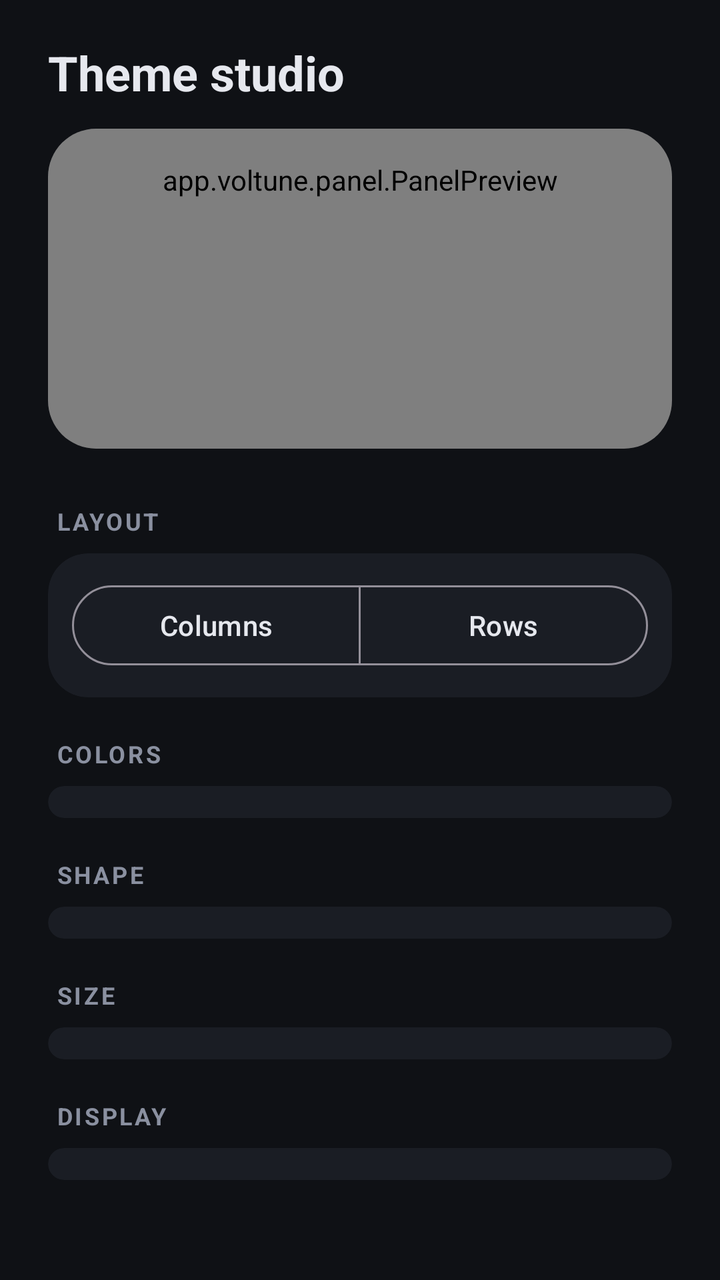
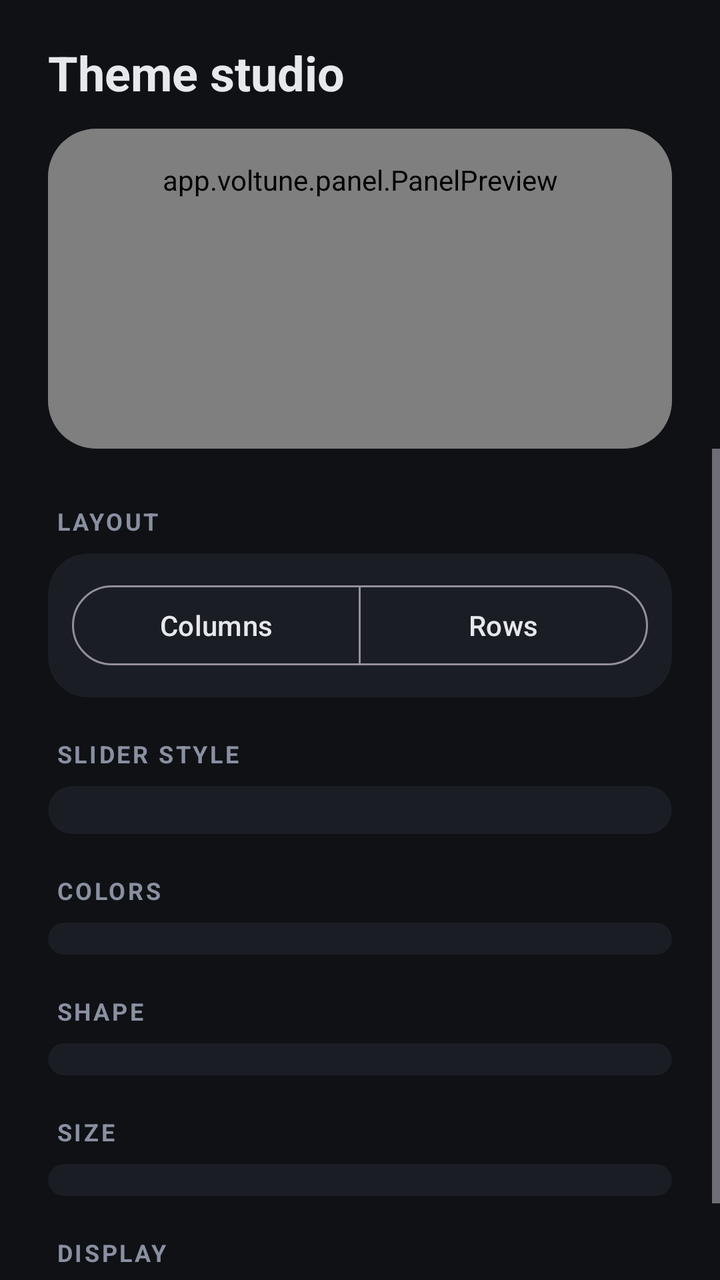

Screens rendered from an Android XML layout before and after an edit, with the pre-edit source and the edit as a unified diff.
<!-- AndroidManifest.xml: application theme Theme.Voltune -->
<!-- res/layout/activity_theme_studio.xml -->
<?xml version="1.0" encoding="utf-8"?>
<LinearLayout xmlns:android="http://schemas.android.com/apk/res/android"
    xmlns:app="http://schemas.android.com/apk/res-auto"
    android:id="@+id/root"
    android:layout_width="match_parent"
    android:layout_height="match_parent"
    android:orientation="vertical">

    <LinearLayout
        android:layout_width="match_parent"
        android:layout_height="wrap_content"
        android:orientation="vertical"
        android:paddingStart="24dp"
        android:paddingTop="20dp"
        android:paddingEnd="24dp">

        <TextView
            android:layout_width="wrap_content"
            android:layout_height="wrap_content"
            android:text="@string/section_theme"
            android:textColor="@color/vt_text"
            android:textSize="24sp"
            android:textStyle="bold" />

        <com.google.android.material.card.MaterialCardView
            android:layout_width="match_parent"
            android:layout_height="wrap_content"
            android:layout_marginTop="12dp"
            app:cardBackgroundColor="@color/vt_surface"
            app:cardCornerRadius="24dp"
            app:strokeWidth="0dp">

            <app.voltune.panel.PanelPreview
                android:id="@+id/preview"
                android:layout_width="match_parent"
                android:layout_height="wrap_content"
                android:minHeight="160dp"
                android:padding="16dp" />

        </com.google.android.material.card.MaterialCardView>
    </LinearLayout>

    <ScrollView
        android:layout_width="match_parent"
        android:layout_height="0dp"
        android:layout_weight="1"
        android:clipToPadding="false">

        <LinearLayout
            android:layout_width="match_parent"
            android:layout_height="wrap_content"
            android:orientation="vertical"
            android:paddingStart="24dp"
            android:paddingTop="8dp"
            android:paddingEnd="24dp"
            android:paddingBottom="24dp">

            <TextView
                style="@style/Voltune.GroupLabel"
                android:text="@string/theme_layout" />

            <com.google.android.material.card.MaterialCardView style="@style/Voltune.GroupCard">

                <com.google.android.material.button.MaterialButtonToggleGroup
                    android:id="@+id/layoutGroup"
                    android:layout_width="match_parent"
                    android:layout_height="wrap_content"
                    android:padding="12dp"
                    app:selectionRequired="true"
                    app:singleSelection="true">

                    <com.google.android.material.button.MaterialButton
                        android:id="@+id/layoutColumns"
                        style="?attr/materialButtonOutlinedStyle"
                        android:layout_width="0dp"
                        android:layout_height="wrap_content"
                        android:layout_weight="1"
                        android:text="@string/layout_columns" />

                    <com.google.android.material.button.MaterialButton
                        android:id="@+id/layoutRows"
                        style="?attr/materialButtonOutlinedStyle"
                        android:layout_width="0dp"
                        android:layout_height="wrap_content"
                        android:layout_weight="1"
                        android:text="@string/layout_rows" />
                </com.google.android.material.button.MaterialButtonToggleGroup>

            </com.google.android.material.card.MaterialCardView>

            <TextView
                style="@style/Voltune.GroupLabel"
                android:text="@string/theme_colors" />

            <com.google.android.material.card.MaterialCardView style="@style/Voltune.GroupCard">

                <LinearLayout
                    android:id="@+id/colorsContainer"
                    style="@style/Voltune.GroupContent" />

            </com.google.android.material.card.MaterialCardView>

            <TextView
                style="@style/Voltune.GroupLabel"
                android:text="@string/theme_shape" />

            <com.google.android.material.card.MaterialCardView style="@style/Voltune.GroupCard">

                <LinearLayout
                    android:id="@+id/shapeContainer"
                    style="@style/Voltune.GroupContent" />

            </com.google.android.material.card.MaterialCardView>

            <TextView
                style="@style/Voltune.GroupLabel"
                android:text="@string/theme_size" />

            <com.google.android.material.card.MaterialCardView style="@style/Voltune.GroupCard">

                <LinearLayout
                    android:id="@+id/sizeContainer"
                    style="@style/Voltune.GroupContent" />

            </com.google.android.material.card.MaterialCardView>

            <TextView
                style="@style/Voltune.GroupLabel"
                android:text="@string/theme_display" />

            <com.google.android.material.card.MaterialCardView style="@style/Voltune.GroupCard">

                <LinearLayout
                    android:id="@+id/displayContainer"
                    style="@style/Voltune.GroupContent" />

            </com.google.android.material.card.MaterialCardView>

        </LinearLayout>
    </ScrollView>

</LinearLayout>
<!-- resources referenced by this layout -->
<resources>
  <color name="vt_surface">#1A1D24</color>
  <color name="vt_text">#E6E8EE</color>
  <string name="layout_columns">Columns</string>
  <string name="layout_rows">Rows</string>
  <string name="section_theme">Theme studio</string>
  <string name="theme_colors">Colors</string>
  <string name="theme_display">Display</string>
  <string name="theme_layout">Layout</string>
  <string name="theme_shape">Shape</string>
  <string name="theme_size">Size</string>
  <style name="Voltune.GroupCard" parent="">
          <item name="android:layout_width">match_parent</item>
          <item name="android:layout_height">wrap_content</item>
          <item name="cardBackgroundColor">@color/vt_surface</item>
          <item name="cardCornerRadius">20dp</item>
          <item name="strokeWidth">0dp</item>
      </style>
  <style name="Voltune.GroupContent" parent="">
          <item name="android:layout_width">match_parent</item>
          <item name="android:layout_height">wrap_content</item>
          <item name="android:orientation">vertical</item>
          <item name="android:paddingStart">16dp</item>
          <item name="android:paddingEnd">16dp</item>
          <item name="android:paddingTop">6dp</item>
          <item name="android:paddingBottom">10dp</item>
      </style>
  <style name="Voltune.GroupLabel" parent="">
          <item name="android:layout_width">wrap_content</item>
          <item name="android:layout_height">wrap_content</item>
          <item name="android:layout_marginStart">4dp</item>
          <item name="android:layout_marginTop">20dp</item>
          <item name="android:layout_marginBottom">8dp</item>
          <item name="android:letterSpacing">0.1</item>
          <item name="android:textAllCaps">true</item>
          <item name="android:textColor">@color/vt_text_muted</item>
          <item name="android:textSize">12sp</item>
          <item name="android:textStyle">bold</item>
      </style>
  <style name="Theme.Voltune" parent="Theme.Material3.Dark.NoActionBar">
          <item name="colorPrimary">@color/vt_primary</item>
          <item name="colorOnPrimary">@color/vt_on_primary</item>
          <item name="colorSecondary">@color/vt_accent</item>
          <item name="colorSurface">@color/vt_surface</item>
          <item name="colorOnSurface">@color/vt_text</item>
          <item name="android:colorBackground">@color/vt_background</item>
          <item name="android:windowBackground">@color/vt_background</item>
      </style>
  <color name="vt_text_muted">#8A90A0</color>
  <color name="vt_primary">#6C5CE7</color>
  <color name="vt_on_primary">#FFFFFF</color>
  <color name="vt_accent">#00D1B2</color>
  <color name="vt_background">#0F1115</color>
</resources>

<!-- the commit's change to res/layout/activity_theme_studio.xml (unified diff, before → after) -->
@@ -90,6 +90,22 @@
 
             <TextView
                 style="@style/Voltune.GroupLabel"
+                android:text="@string/theme_style" />
+
+            <com.google.android.material.card.MaterialCardView style="@style/Voltune.GroupCard">
+
+                <com.google.android.material.chip.ChipGroup
+                    android:id="@+id/styleGroup"
+                    android:layout_width="match_parent"
+                    android:layout_height="wrap_content"
+                    android:padding="12dp"
+                    app:selectionRequired="true"
+                    app:singleSelection="true" />
+
+            </com.google.android.material.card.MaterialCardView>
+
+            <TextView
+                style="@style/Voltune.GroupLabel"
                 android:text="@string/theme_colors" />
 
             <com.google.android.material.card.MaterialCardView style="@style/Voltune.GroupCard">
<!-- resource entries referenced after the edit -->
@@ -10,6 +10,7 @@
   <string name="theme_layout">Layout</string>
   <string name="theme_shape">Shape</string>
   <string name="theme_size">Size</string>
+  <string name="theme_style">Slider style</string>
   <style name="Voltune.GroupCard" parent="">
           <item name="android:layout_width">match_parent</item>
           <item name="android:layout_height">wrap_content</item>
